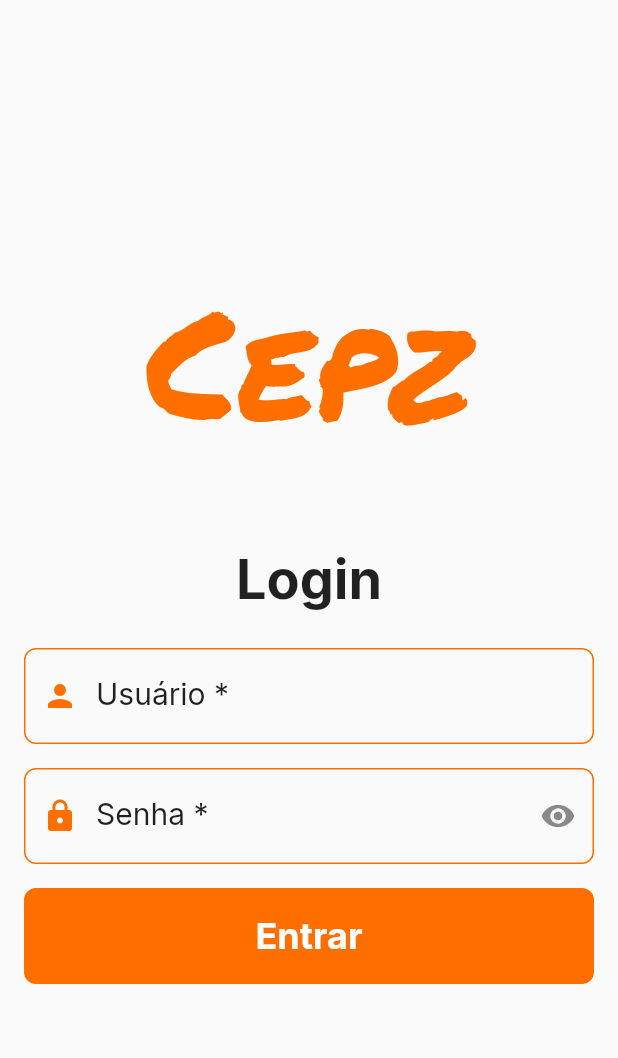
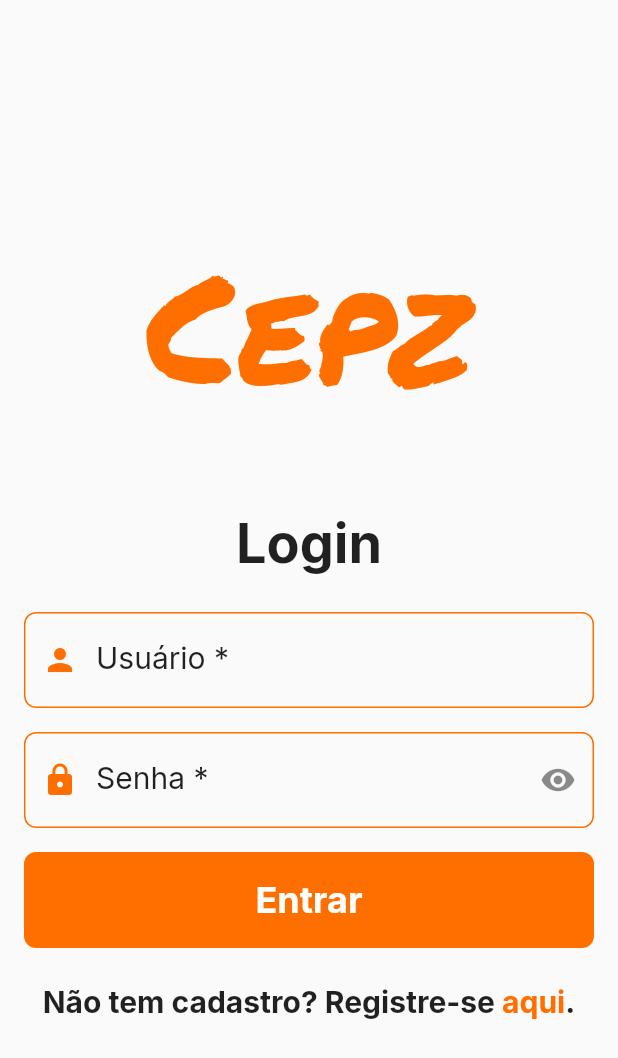
Before and after one commit to thdev-matheus/mobile-cepz-flutter, a Flutter app: the screen it shows after launch, on a phone screen of 412 x 824 dp. Shown: the top 1058 px of the screen. Run offline on Flutter 3.47's test engine with Material 2 defaults, Android fonts, the phone set to English and light mode, and no system bars; our stand-ins replace google_fonts.

Commit message:
feat: call to register from login page

```diff
--- a/lib/pages/src/login_page.dart
+++ b/lib/pages/src/login_page.dart
@@ -1,6 +1,7 @@
-import 'package:cepz/styles/global_styles.dart';
 import 'package:flutter/material.dart';
 
+import 'package:cepz/styles/global_styles.dart';
+import 'package:cepz/utils/utils.dart';
 import 'package:cepz/components/components.dart';
 import 'package:cepz/blocks/blocks.dart';
 
@@ -25,6 +26,34 @@ class LoginPage extends StatelessWidget {
                 ),
                 separator(height: 24),
                 const LoginForm(),
+                separator(height: 24),
+                Row(
+                  mainAxisAlignment: MainAxisAlignment.center,
+                  children: [
+                    Text(
+                      'Não tem cadastro? Registre-se ',
+                      style: primaryTextStyle(
+                        weight: FontWeight.bold,
+                      ),
+                    ),
+                    InkWell(
+                      onTap: () => navigator(context: context, to: '/register'),
+                      child: Text(
+                        'aqui',
+                        style: primaryTextStyle(
+                          color: primary,
+                          weight: FontWeight.bold,
+                        ),
+                      ),
+                    ),
+                    Text(
+                      '.',
+                      style: primaryTextStyle(
+                        weight: FontWeight.bold,
+                      ),
+                    ),
+                  ],
+                )
               ],
             ),
           ),
```
